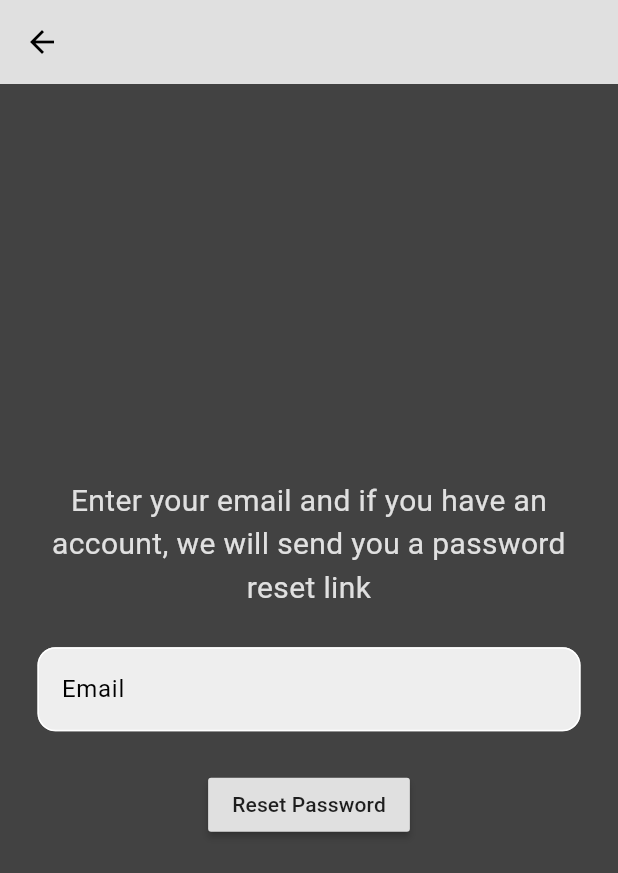
After one commit to dianagorescu/LICENTA, a Flutter app: the screen it shows after launch, after a tap on "Forgot Password?", on a phone screen of 412 x 824 dp. The commit adds this screen. Shown: the top 873 px of the screen. Run offline on Flutter 3.47's test engine with Material 3 defaults, Android fonts, the phone set to English and light mode, and no system bars; our stand-ins replace firebase_auth, firebase_core, google_sign_in; accounts and stored records are empty.

Commit message:
added forget password feature

```diff
--- /dev/null
+++ b/lib/pages/forgot_pass_page.dart
@@ -0,0 +1,105 @@
+import 'package:firebase_auth/firebase_auth.dart';
+import 'package:flutter/material.dart';
+
+class ForgotPassPage extends StatefulWidget {
+
+  const ForgotPassPage({Key? key}) : super(key: key);
+
+  @override
+  State<ForgotPassPage> createState() => _ForgotPassPageState();
+}
+
+class _ForgotPassPageState extends State<ForgotPassPage> {
+  final _emailController = TextEditingController();
+
+
+  @override
+  void dispose(){
+    _emailController.dispose();
+    super.dispose();
+  }
+
+  Future passwordReset() async {
+    try{
+      print(_emailController.text.trim());
+
+      await FirebaseAuth.instance.sendPasswordResetEmail(email: _emailController.text.trim());
+      // din motive de securitate nu mai e disponibila varianta cu fetch
+      // pt a vedea daca exista cont creat
+
+      showDialog(
+        context: context,
+        builder: (context) {
+          return AlertDialog(
+            content: Text('If you have an account, a password reset link will be sent! Check your email!'),
+          );
+        },
+      );
+    } on FirebaseAuthException catch (e) {
+      print(e);
+      showDialog(
+          context: context,
+          builder: (context) {
+            return AlertDialog(
+              content: Text(e.message.toString()),
+            );
+          },
+      );
+    }
+  }
+
+
+  @override
+  Widget build(BuildContext context) {
+    return Scaffold(
+      appBar: AppBar(
+        backgroundColor: Theme.of(context).colorScheme.secondary,
+        elevation: 0,
+      ),
+      body: Column(
+        mainAxisAlignment: MainAxisAlignment.center,
+        children: [
+          Padding(
+            padding: const EdgeInsets.symmetric(horizontal: 25.0),
+            child: Text(
+              'Enter your email and if you have an account, we will send you a password reset link',
+              textAlign: TextAlign.center,
+              style: TextStyle(
+                color: Theme.of(context).colorScheme.secondary,
+                fontSize: 20,
+              ),
+            ),
+          ),
+
+          SizedBox(height: 25),
+
+          Padding(
+            padding: const EdgeInsets.symmetric(horizontal: 25),
+            child: TextField(
+              controller: _emailController,
+              decoration: InputDecoration(
+                enabledBorder: OutlineInputBorder(
+                  borderSide: BorderSide( color: Colors.white),
+                  borderRadius: BorderRadius.circular(12),
+                ),
+                hintText: 'Email',
+                fillColor: Colors.grey.shade200,
+                filled: true,
+              ),
+            ),
+          ),
+
+          SizedBox(height: 25),
+
+          MaterialButton(
+            onPressed: passwordReset,
+            child: Text('Reset Password'),
+            color: Theme.of(context).colorScheme.secondary,
+          ),
+        ],
+      ),
+
+
+    );
+  }
+}
--- a/lib/pages/login_page.dart
+++ b/lib/pages/login_page.dart
@@ -4,6 +4,7 @@ import 'package:thrifty/components/my_button.dart';
 import 'package:thrifty/components/my_textfield.dart';
 
 import '../components/square_tile.dart';
+import 'forgot_pass_page.dart';
 
 class LoginPage extends StatelessWidget {
   final TextEditingController _emailController = TextEditingController();
@@ -11,20 +12,24 @@ class LoginPage extends StatelessWidget {
   // tap to go to register page
   final void Function()? onTap;
 
-  LoginPage({super.key,
-  required this.onTap});
+  LoginPage({super.key, required this.onTap});
 
   //login method
-  void login(BuildContext context) async{
+  void login(BuildContext context) async {
     //auth service
     final authService = AuthService();
 
     //try login
-    try{
-      await authService.signInWithEmailAndPassword(_emailController.text, _passController.text, );
-    }catch(e){
-      showDialog(context: context, builder: (context) => AlertDialog(
-        title: Text(e.toString()), ));
+    try {
+      await authService.signInWithEmailAndPassword(
+        _emailController.text,
+        _passController.text,
+      );
+    } catch (e) {
+      showDialog(
+        context: context,
+        builder: (context) => AlertDialog(title: Text(e.toString())),
+      );
     }
   }
 
@@ -34,6 +39,7 @@ class LoginPage extends StatelessWidget {
     return Scaffold(
       backgroundColor: Theme.of(context).colorScheme.background,
       body: Center(
+        child: SingleChildScrollView(
           child: Column(
             mainAxisAlignment: MainAxisAlignment.center,
             children: [
@@ -79,15 +85,27 @@ class LoginPage extends StatelessWidget {
                 child: Row(
                   mainAxisAlignment: MainAxisAlignment.end,
                   children: [
-                    Text(
+                    GestureDetector(
+                      onTap: () {
+                        Navigator.push(
+                          context,
+                          MaterialPageRoute(
+                            builder: (context) {
+                              return ForgotPassPage();
+                            },
+                          ),
+                        );
+                      },
+                      child: Text(
                         'Forgot Password?',
                         style: TextStyle(
                           fontWeight: FontWeight.bold,
                           color: Colors.blue,
                         ),
-                    )
+                      ),
+                    ),
                   ],
-                )
+                ),
               ),
 
               const SizedBox(height: 25),
@@ -103,10 +121,7 @@ class LoginPage extends StatelessWidget {
                 child: Row(
                   children: [
                     Expanded(
-                      child: Divider(
-                        thickness: 0.5,
-                        color: Colors.grey.shade400,
-                      ),
+                      child: Divider(thickness: 0.5, color: Colors.grey.shade400),
                     ),
                     Padding(
                       padding: const EdgeInsets.symmetric(horizontal: 40),
@@ -119,10 +134,7 @@ class LoginPage extends StatelessWidget {
                       ),
                     ),
                     Expanded(
-                        child: Divider(
-                          thickness: 0.5,
-                          color: Colors.grey.shade400,
-                        ),
+                      child: Divider(thickness: 0.5, color: Colors.grey.shade400),
                     ),
                   ],
                 ),
@@ -137,7 +149,8 @@ class LoginPage extends StatelessWidget {
                   // google button
                   SquareTile(
                     onTap: () => AuthService().signInWithGoogle(),
-                    imagePath: 'lib/images/google.png'),
+                    imagePath: 'lib/images/google.png',
+                  ),
                   // SizedBox(width: 25),
                   // SquareTile(imagePath: 'lib/images/google.png'),
                 ],
@@ -172,6 +185,7 @@ class LoginPage extends StatelessWidget {
             ],
           ),
         ),
+      ),
     );
   }
 }
--- a/lib/pages/register_page.dart
+++ b/lib/pages/register_page.dart
@@ -58,7 +58,7 @@ class RegisterPage extends StatelessWidget {
           children: [
             //logo
             Icon(
-              Icons.message,
+              Icons.lock,
               size: 66,
               color: Theme.of(context).colorScheme.primary,
             ),
--- a/lib/themes/light_mode.dart
+++ b/lib/themes/light_mode.dart
@@ -1,7 +1,7 @@
 import 'package:flutter/material.dart';
 
 ThemeData lightMode = ThemeData(
-  scaffoldBackgroundColor: Colors.blue,
+  scaffoldBackgroundColor: Colors.grey.shade800,
   colorScheme: ColorScheme.light(
       surface: Colors.grey.shade500,
       primary: Colors.grey.shade800,
```
Lines whose indentation alone changed are shown as unchanged.
